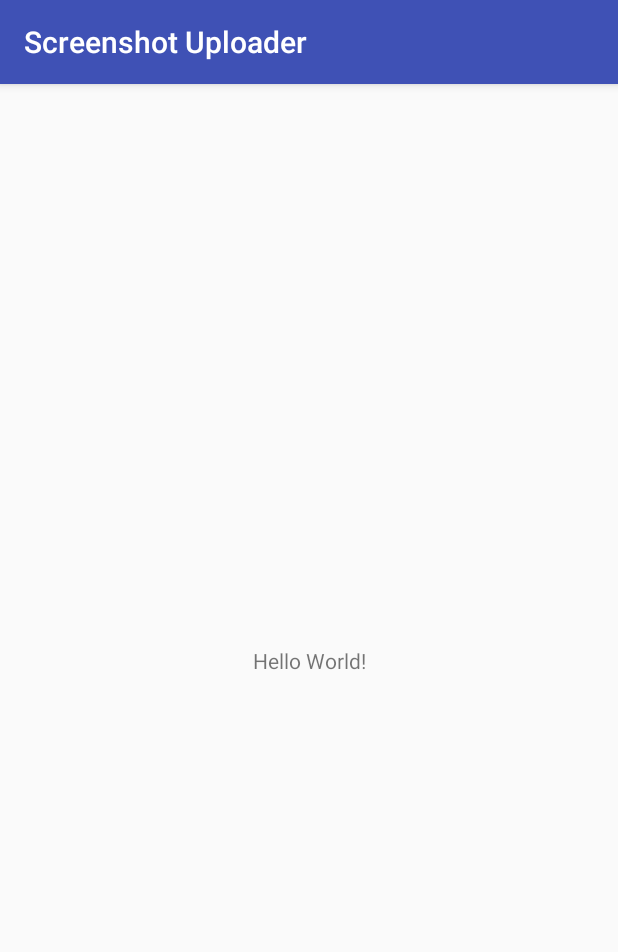
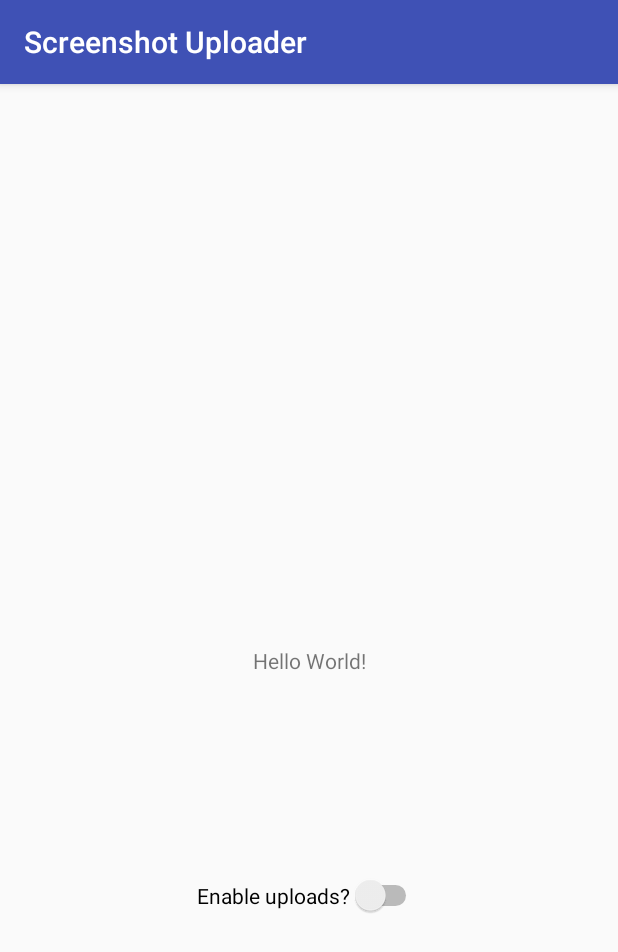
Before and after one commit to MikeModder/ScreenshotUploader, an Android app: the screen it shows after launch (MainActivity), on a phone screen of 412 x 824 dp. Shown: the top 952 px of the screen. Run offline under Robolectric (Android 15) with nearby library versions, the phone set to English and light mode, and no system bars.

```diff
--- a/app/src/main/java/me/mikemodder/screenshotuploader/MainActivity.kt
+++ b/app/src/main/java/me/mikemodder/screenshotuploader/MainActivity.kt
@@ -10,10 +10,9 @@ class MainActivity : AppCompatActivity() {
     override fun onCreate(savedInstanceState: Bundle?) {
         val PATH = "/storage/emulated/0/DCIM/Screenshots"
 
-
         super.onCreate(savedInstanceState)
         setContentView(R.layout.activity_main)
-        Log.d(TAG, "Starting background intent thingy... Path: [%s]".format(PATH))
+        Log.d(TAG, "Starting background intent thingy... Path: [$PATH]")
         val i = Intent(super.getApplicationContext(), BackgroundService::class.java)
         i.putExtra("listen_dir", PATH)
         startService(i)
--- a/app/src/main/res/layout/activity_main.xml
+++ b/app/src/main/res/layout/activity_main.xml
@@ -7,6 +7,7 @@
     tools:context="me.mikemodder.screenshotuploader.MainActivity">
 
     <TextView
+        android:id="@+id/textView"
         android:layout_width="wrap_content"
         android:layout_height="wrap_content"
         android:text="Hello World!"
@@ -15,4 +16,23 @@
         app:layout_constraintRight_toRightOf="parent"
         app:layout_constraintTop_toTopOf="parent" />
 
+    <Switch
+        android:id="@+id/switch1"
+        android:layout_width="wrap_content"
+        android:layout_height="23dp"
+        android:layout_marginBottom="8dp"
+        android:layout_marginEnd="8dp"
+        android:layout_marginStart="8dp"
+        android:layout_marginTop="8dp"
+        android:checked="false"
+        android:text="Enable uploads?"
+        android:textOff="Disabled"
+        android:textOn="Enabled"
+        app:layout_constraintBottom_toBottomOf="parent"
+        app:layout_constraintEnd_toEndOf="parent"
+        app:layout_constraintStart_toStartOf="parent"
+        app:layout_constraintTop_toBottomOf="@+id/textView"
+        app:layout_constraintVertical_bias="0.379"
+        tools:checked="false" />
+
 </android.support.constraint.ConstraintLayout>
```
Also changed, not shown: app/src/main/java/me/mikemodder/screenshotuploader/BackgroundService.kt (+6 -6 lines).
